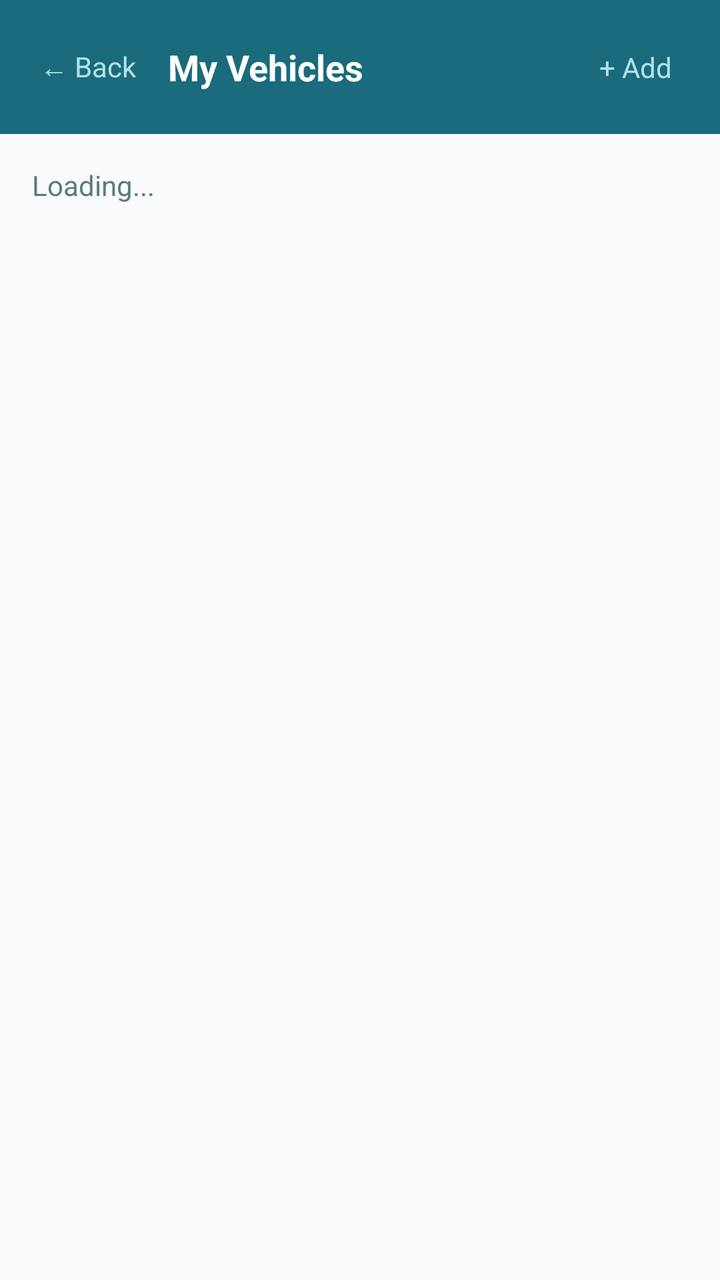
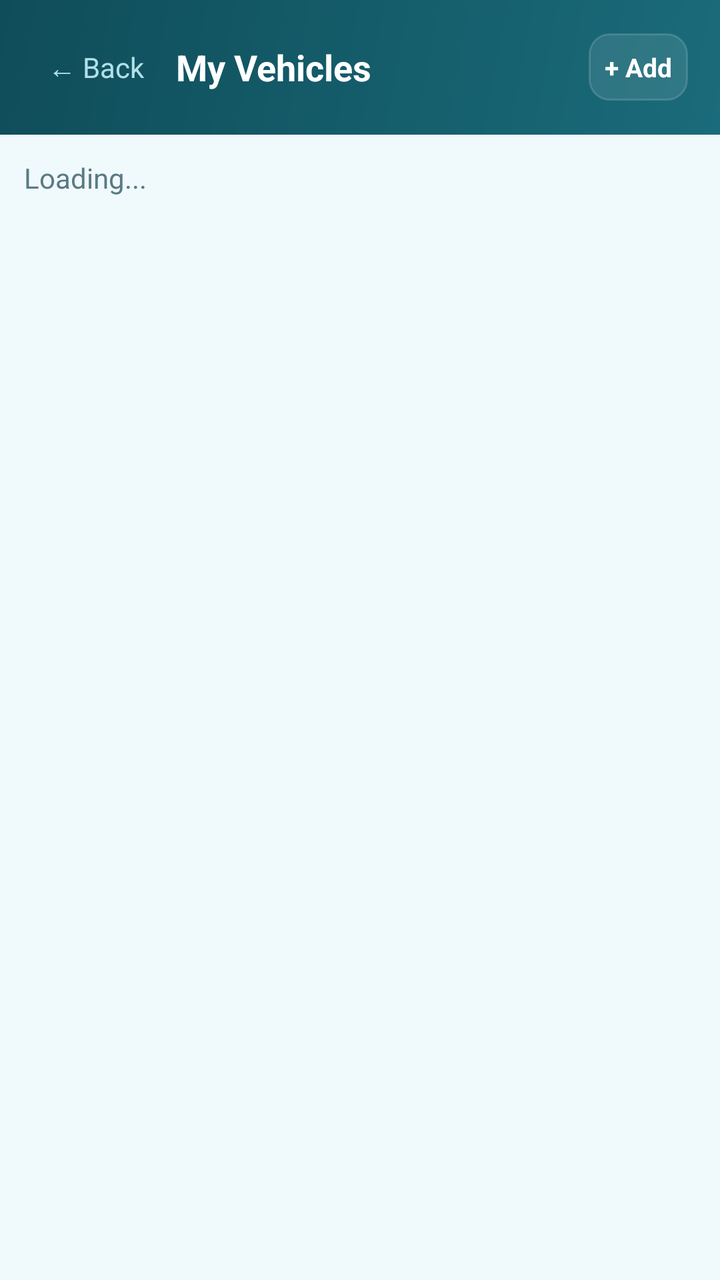

The first picture is an Android layout as it rendered before a commit; the second is the same layout after the commit. The layout source and the unified diff follow.
<!-- AndroidManifest.xml: application theme Theme.HOAPaymentChecker -->
<!-- res/layout/fragment_vehicles.xml -->
<?xml version="1.0" encoding="utf-8"?>
<LinearLayout
    xmlns:android="http://schemas.android.com/apk/res/android"
    android:layout_width="match_parent"
    android:layout_height="match_parent"
    android:orientation="vertical"
    android:background="#F8FAFC">

    
    <LinearLayout
        android:layout_width="match_parent"
        android:layout_height="wrap_content"
        android:background="#1A6B7B"
        android:padding="16dp"
        android:orientation="horizontal"
        android:gravity="center_vertical">

        <TextView
            android:id="@+id/btn_back"
            android:layout_width="wrap_content"
            android:layout_height="wrap_content"
            android:text="← Back"
            android:textColor="#B2E0E8"
            android:textSize="14sp"
            android:padding="4dp"
            android:layout_marginEnd="12dp" />

        <TextView
            android:layout_width="0dp"
            android:layout_height="wrap_content"
            android:layout_weight="1"
            android:text="My Vehicles"
            android:textColor="#FFFFFF"
            android:textSize="18sp"
            android:textStyle="bold" />

        <TextView
            android:id="@+id/btn_add_vehicle"
            android:layout_width="wrap_content"
            android:layout_height="wrap_content"
            android:text="+ Add"
            android:textColor="#B2E0E8"
            android:textSize="14sp"
            android:padding="8dp" />
    </LinearLayout>

    <ScrollView
        android:layout_width="match_parent"
        android:layout_height="0dp"
        android:layout_weight="1">

        <LinearLayout
            android:id="@+id/ll_vehicles_content"
            android:layout_width="match_parent"
            android:layout_height="wrap_content"
            android:orientation="vertical"
            android:padding="16dp">

            <TextView
                android:layout_width="wrap_content"
                android:layout_height="wrap_content"
                android:text="Loading..."
                android:textColor="#5A7A84"
                android:textSize="14sp" />
        </LinearLayout>
    </ScrollView>
</LinearLayout>
<!-- resources referenced by this layout -->
<resources>
  <style name="Theme.HOAPaymentChecker" parent="Theme.MaterialComponents.DayNight.NoActionBar">
          <item name="colorPrimary">@color/colorPrimary</item>
          <item name="colorPrimaryVariant">@color/colorPrimaryVariant</item>
          <item name="colorOnPrimary">@color/colorOnPrimary</item>
          <item name="colorSecondary">@color/colorSecondary</item>
          <item name="colorOnSecondary">@color/colorOnSecondary</item>
          <item name="android:colorBackground">@color/colorBackground</item>
          <item name="android:statusBarColor">@color/colorPrimary</item>
          <item name="android:windowLightStatusBar">false</item>
      </style>
  <color name="colorPrimary">#1A6B7B</color>
  <color name="colorPrimaryVariant">#0F4D59</color>
  <color name="colorOnPrimary">#FFFFFF</color>
  <color name="colorSecondary">#2A9DB5</color>
  <color name="colorOnSecondary">#FFFFFF</color>
  <color name="colorBackground">#F0F9FB</color>
</resources>

<!-- the commit's change to res/layout/fragment_vehicles.xml (unified diff, before → after) -->
@@ -4,13 +4,12 @@
     android:layout_width="match_parent"
     android:layout_height="match_parent"
     android:orientation="vertical"
-    android:background="#F8FAFC">
+    android:background="#F0F9FB">
 
-    
     <LinearLayout
         android:layout_width="match_parent"
         android:layout_height="wrap_content"
-        android:background="#1A6B7B"
+        android:background="@drawable/gradient_header"
         android:padding="16dp"
         android:orientation="horizontal"
         android:gravity="center_vertical">
@@ -22,8 +21,8 @@
             android:text="← Back"
             android:textColor="#B2E0E8"
             android:textSize="14sp"
-            android:padding="4dp"
-            android:layout_marginEnd="12dp" />
+            android:padding="8dp"
+            android:layout_marginEnd="8dp" />
 
         <TextView
             android:layout_width="0dp"
@@ -39,8 +38,10 @@
             android:layout_width="wrap_content"
             android:layout_height="wrap_content"
             android:text="+ Add"
-            android:textColor="#B2E0E8"
-            android:textSize="14sp"
+            android:textColor="#FFFFFF"
+            android:textSize="13sp"
+            android:textStyle="bold"
+            android:background="@drawable/announcement_card_bg"
             android:padding="8dp" />
     </LinearLayout>
 
@@ -54,7 +55,7 @@
             android:layout_width="match_parent"
             android:layout_height="wrap_content"
             android:orientation="vertical"
-            android:padding="16dp">
+            android:padding="12dp">
 
             <TextView
                 android:layout_width="wrap_content"
<!-- resource entries referenced after the edit -->
@@ -1,5 +1,21 @@
 <!-- resources referenced by this layout -->
 <resources>
+  <!-- drawable announcement_card_bg (drawable) -->
+  <?xml version="1.0" encoding="utf-8"?>
+  <shape xmlns:android="http://schemas.android.com/apk/res/android">
+      <solid android:color="#19FFFFFF" />
+      <stroke android:width="1dp" android:color="#26FFFFFF" />
+      <corners android:radius="10dp" />
+  </shape>
+  <!-- drawable gradient_header (drawable) -->
+  <?xml version="1.0" encoding="utf-8"?>
+  <shape xmlns:android="http://schemas.android.com/apk/res/android">
+      <gradient
+          android:type="linear"
+          android:angle="135"
+          android:startColor="#1A6B7B"
+          android:endColor="#0F4D59" />
+  </shape>
   <style name="Theme.HOAPaymentChecker" parent="Theme.MaterialComponents.DayNight.NoActionBar">
           <item name="colorPrimary">@color/colorPrimary</item>
           <item name="colorPrimaryVariant">@color/colorPrimaryVariant</item>
